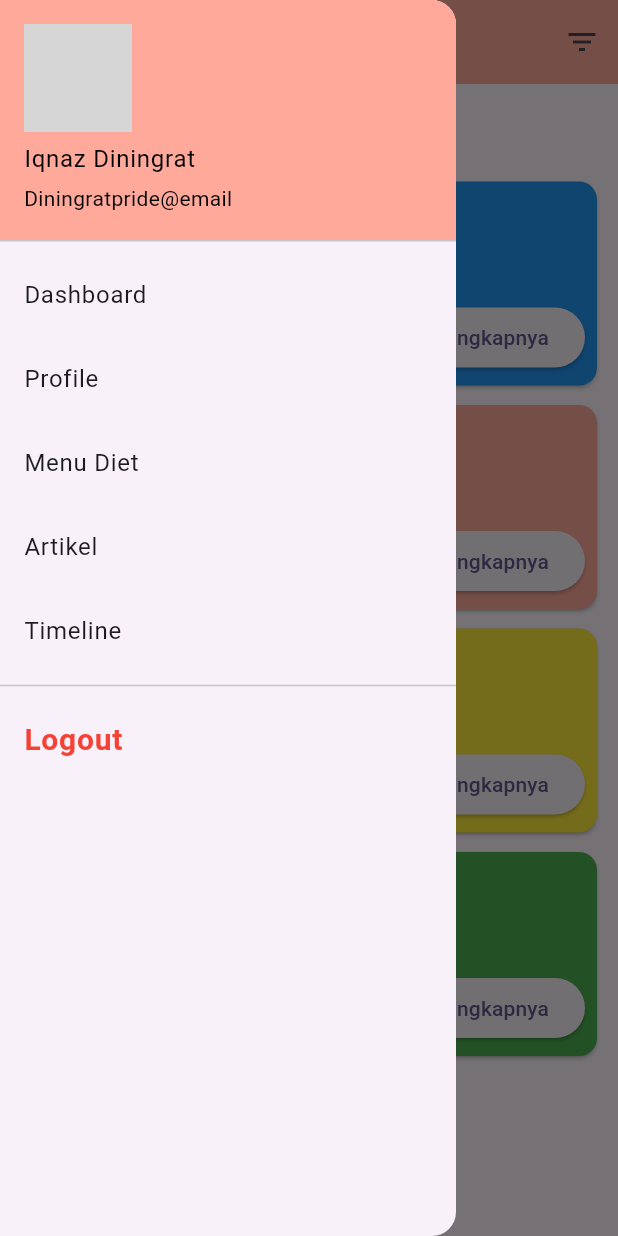
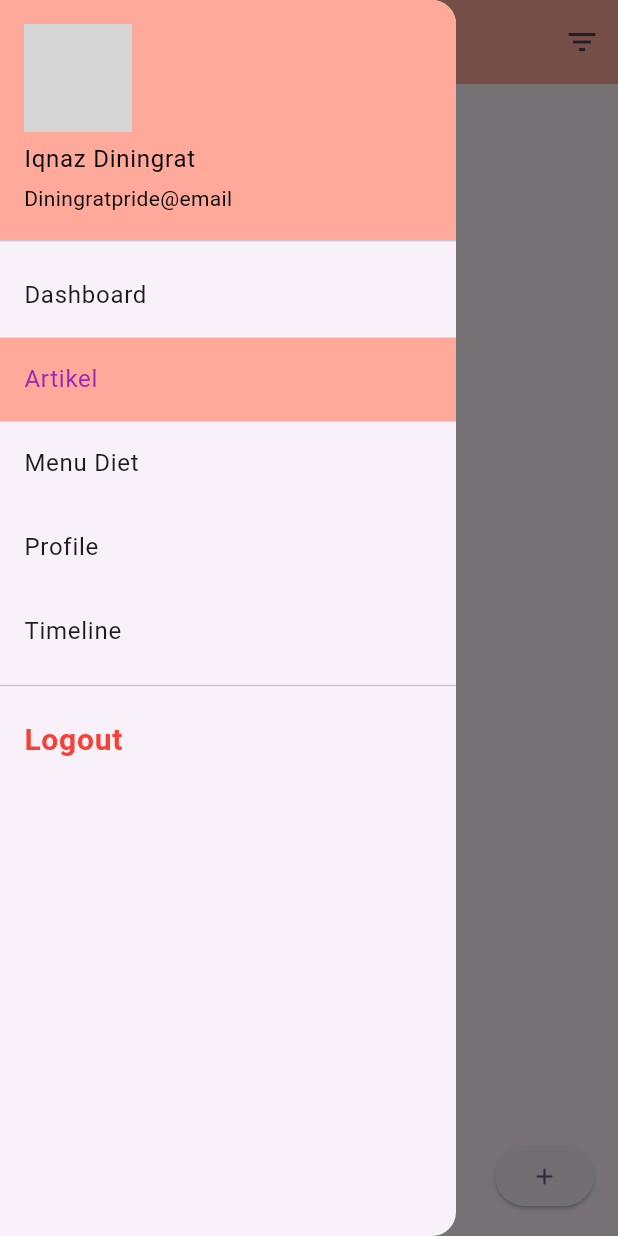
Before and after one commit to IA7308/MobProTubes, a Flutter app: the Artikel screen opened directly, with the side drawer open, on a phone screen of 412 x 824 dp. Run offline on Flutter 3.47's test engine with Material 3 defaults, Android fonts, the light colour scheme and no system bars; our stand-ins replace carousel_slider; Roboto replaces fonts that are missing (Times New Roman); grey boxes are pictures that could not be loaded.

Commit message:
Melengkapi Artikel dan Membetulkan Sidebar

```diff
--- a/lib/_artikel.dart
+++ b/lib/_artikel.dart
@@ -1,7 +1,14 @@
 import 'package:flutter/material.dart';
+import 'package:flutter_tubes/_artikelMain.dart';
 import 'package:flutter_tubes/_sidebar.dart';
 
+late List<String> Judul = [];
+late List<String> SubJudul = [];
+late TextEditingController JudulController = TextEditingController();
+late TextEditingController SubJudulController = TextEditingController();
+
 void main() {
+  WidgetsFlutterBinding.ensureInitialized();
   runApp(const MyApp());
 }
 
@@ -47,121 +54,89 @@ class _Artikel extends State<Artikel> {
           ),
         ],
       ),
-        drawer: const Sidebar(),
+      drawer: const Sidebar(selectedIndex: 1,),
       body: Padding(
           padding: const EdgeInsets.all(10.0),
-          child: ListView(
-            scrollDirection: Axis.vertical,
-            children: <Widget>[
-              const Text(
-                'Artikel',
-                style: TextStyle(
-                  fontSize: 25.0,
-                  fontFamily: 'Times New Roman',
-                  fontWeight: FontWeight.bold,
+          child: ListView.builder(
+            itemCount: Judul.length,
+            itemBuilder: (context, index) {
+              return Card(
+                child: ListTile(
+                  leading: Image.asset('images/Dashboard.png'),
+                  title: Text('${Judul[index]}'),
+                  subtitle: Text('${SubJudul[index]}'),
+                  trailing: ElevatedButton(
+                      onPressed: () {
+                        Navigator.push(
+                            context,
+                            MaterialPageRoute(
+                              builder: (context) => IsiArtikel(
+                                judul: Judul[index],
+                                subJudul: SubJudul[index],
                               ),
+                            ));
+                      },
+                      child: Text('More')),
                 ),
-              const SizedBox(
-                height: 15.0,
-              ),
-              Card(
-                color: Colors.blue,
+              );
+            },
+          )),
+      floatingActionButton: ElevatedButton(
+          child: Icon(Icons.add),
+          onPressed: () {
+            showDialog(
+              context: context,
+              builder: (context) {
+                return Dialog(
                   child: Column(
                     mainAxisSize: MainAxisSize.min,
                     children: <Widget>[
-                    const ListTile(
-                      leading: Icon(Icons.album),
-                      title: Text('Judul'),
-                      subtitle: Text('Sub Judul'),
+                      const Padding(
+                        padding: EdgeInsets.all(3.0),
+                        child: Text(
+                          'Add Artikel',
+                          style: TextStyle(fontSize: 32.0),
                         ),
-                    ButtonBar(
-                      children: <Widget>[
-                        ElevatedButton(
-                          child: const Text('Selengkapnya'),
-                          onPressed: () {},
                       ),
+                      Padding(
+                        padding: const EdgeInsets.all(10.0),
+                        child: TextField(
+                          controller: JudulController,
+                          decoration: const InputDecoration(
+                              border: OutlineInputBorder(), labelText: 'Judul'),
+                        ),
+                      ),
+                      Padding(
+                        padding: const EdgeInsets.all(10.0),
+                        child: TextField(
+                          controller: SubJudulController,
+                          decoration: const InputDecoration(
+                              border: OutlineInputBorder(),
+                              labelText: 'Apa Yang Anda Pikirkan?'),
+                        ),
+                      ),
+                      Padding(
+                        padding: const EdgeInsets.all(12.0),
+                        child: Center(
+                          child: FloatingActionButton(
+                              child: const Text('Post'),
+                              onPressed: () {
+                                setState(() {
+                                  Judul.add(JudulController.text);
+                                  SubJudul.add(SubJudulController.text);
+                                });
+                                JudulController.clear();
+                                SubJudulController.clear();
+                                Navigator.pop(context);
+                              }),
+                        ),
+                      )
                     ],
                   ),
-                  ],
-                ),
-              ),
-              const SizedBox(
-                height: 5.0,
-              ),
-              Card(
-                color: Color.fromARGB(255, 255, 169, 154),
-                child: Column(
-                  mainAxisSize: MainAxisSize.min,
-                  children: <Widget>[
-                    const ListTile(
-                      leading: Icon(Icons.album),
-                      title: Text('C'),
-                      subtitle: Text('Sub Judul'),
-                    ),
-                    ButtonBar(
-                      children: <Widget>[
-                        ElevatedButton(
-                          child: const Text('Selengkapnya'),
-                          onPressed: () {},
-                        ),
-                      ],
-                    ),
-                  ],
-                ),
-              ),
-              const SizedBox(
-                height: 5.0,
-              ),
-              Card(
-                color: Colors.yellow,
-                child: Column(
-                  mainAxisSize: MainAxisSize.min,
-                  children: <Widget>[
-                    const ListTile(
-                      leading: Icon(Icons.album),
-                      title: Text('O'),
-                      subtitle: Text('Sub Judul'),
-                    ),
-                    ButtonBar(
-                      children: <Widget>[
-                        ElevatedButton(
-                          child: const Text('Selengkapnya'),
-                          onPressed: () {},
-                        ),
-                      ],
-                    ),
-                  ],
-                ),
-              ),
-              const SizedBox(
-                height: 5.0,
-              ),
-              Card(
-                color: Colors.green,
-                child: Column(
-                  mainAxisSize: MainAxisSize.min,
-                  children: <Widget>[
-                    const ListTile(
-                      leading: Icon(Icons.album),
-                      title: Text('Judul'),
-                      subtitle: Text('Sub Judul'),
-                    ),
-                    ButtonBar(
-                      children: <Widget>[
-                        ElevatedButton(
-                          child: const Text('Selengkapnya'),
-                          onPressed: () {},
-                        ),
-                      ],
-                    ),
-                  ],
-                ),
-              ),
-              const SizedBox(
-                height: 5.0,
-              ),
-            ],
-          ),
-        ));
+                );
+              },
+            );
+          }),
+    );
   }
 }
--- a/lib/_dashboard.dart
+++ b/lib/_dashboard.dart
@@ -41,7 +41,7 @@ class _Dashboard extends State<Dashboard> {
         backgroundColor: const Color.fromARGB(255, 255, 169, 154),
         title: Text(widget.title),
       ),
-      drawer: const Sidebar(),
+      drawer: const Sidebar(selectedIndex: 0,),
       body: Padding(
         padding: const EdgeInsets.symmetric(vertical: 10.0),
         child: ListView(
--- a/lib/_menu_diet.dart
+++ b/lib/_menu_diet.dart
@@ -48,7 +48,7 @@ class _MenuDiet extends State<MenuDiet> {
             ),
           ],
         ),
-        drawer: const Sidebar(),
+        drawer: const Sidebar(selectedIndex: 2,),
         body: Padding(
             padding: const EdgeInsets.all(10.0),
             child: CustomScrollView(
--- a/lib/_profile.dart
+++ b/lib/_profile.dart
@@ -120,7 +120,7 @@ class _Profile extends State<Profile> {
           ),
         ),
       ),
-      drawer: const Sidebar(),
+      drawer: const Sidebar(selectedIndex: 3,),
     );
   }
 }
--- a/lib/_sidebar.dart
+++ b/lib/_sidebar.dart
@@ -6,15 +6,39 @@ import 'package:flutter_tubes/_page_awal.dart';
 import 'package:flutter_tubes/_profile.dart';
 import 'package:flutter_tubes/_timeline.dart';
 
-class Sidebar extends StatelessWidget {
-  const Sidebar({Key? key}) : super(key: key);
+
+class Sidebar extends StatefulWidget {
+  final int selectedIndex;
+  const Sidebar({Key? key, required this.selectedIndex}) : super(key: key);
+
+  @override
+  _SidebarState createState() => _SidebarState();
+}
+
+class _SidebarState extends State<Sidebar> {
+
+  List<String> pageTitles = [
+      'Dashboard',
+      'Artikel',
+      'Menu Diet',
+      'Profile',
+      'Timeline',
+    ];
+
+    List<Widget> pages = [
+      const Dashboard(title: 'HealthSis'),
+      const Artikel(title: 'HealthSis'),
+      const MenuDiet(title: 'HealthSis'),
+      const Profile(title: 'HealthSis'),
+      const Timeline(title: 'HealthSis'),
+    ];
 
   @override
   Widget build(BuildContext context) {
     return Drawer(
       child: Container(
         child: Column(
-          children: [
+          children: <Widget>[
             const UserAccountsDrawerHeader(
               accountName: Text('Iqnaz Diningrat', style: TextStyle(color: Colors.black)),
               accountEmail: Text('Diningratpride@email', style: TextStyle(color: Colors.black)),
@@ -26,63 +50,24 @@ class Sidebar extends StatelessWidget {
                 color: Color.fromARGB(255, 255, 169, 154),
               ),
             ),
-            ListTile(
-              title: const Text('Dashboard'),
+            ListView.builder(
+            shrinkWrap: true,
+            itemCount: pageTitles.length,
+            itemBuilder: (context, index) {
+              return ListTile(
+                title: Text(pageTitles[index]),
                 splashColor: Colors.red,
+                selected: widget.selectedIndex == index,
+                selectedColor: Colors.purple,
+                selectedTileColor: Color.fromARGB(255, 255, 169, 154),
                 onTap: () {
-                Navigator.push(
+                  Navigator.pushReplacement(
                     context,
                     MaterialPageRoute(builder: (BuildContext context) {
-                    return const Dashboard(title: 'HealthSis');
+                      return pages[index];
                     }),
                   );
                 },
-            ),
-            ListTile(
-              title: const Text('Profile'),
-              splashColor: Colors.red,
-              onTap: () {
-                Navigator.push(
-                  context,
-                  MaterialPageRoute(builder: (BuildContext context) {
-                    return const Profile(title: 'HealthSis');
-                  }),
-                );
-              },
-            ),
-            ListTile(
-              title: const Text('Menu Diet'),
-              splashColor: Colors.red,
-              onTap: () {
-                Navigator.push(
-                  context,
-                  MaterialPageRoute(builder: (BuildContext context) {
-                    return const MenuDiet(title: 'HealthSis');
-                  }),
-                );
-              },
-            ),
-            ListTile(
-              title: const Text('Artikel'),
-              splashColor: Colors.red,
-              onTap: () {
-                Navigator.push(
-                  context,
-                  MaterialPageRoute(builder: (BuildContext context) {
-                    return const Artikel(title: 'HealthSis');
-                  }),
-                );
-              },
-            ),
-            ListTile(
-              title: const Text('Timeline'),
-              splashColor: Colors.red,
-              onTap: () {
-                Navigator.push(
-                  context,
-                  MaterialPageRoute(builder: (BuildContext context) {
-                    return const Timeline(title: 'HealthSis');
-                  }),
               );
             },
           ),
--- a/lib/_timeline.dart
+++ b/lib/_timeline.dart
@@ -55,7 +55,7 @@ class _Timeline extends State<Timeline> {
           ),
         ],
       ),
-      drawer: const Sidebar(),
+      drawer: const Sidebar(selectedIndex: 4,),
       body: Padding(
         padding: const EdgeInsets.all(10.0),
         child: ListView.builder(
```
Also changed, not shown: lib/_artikelMain.dart (added, +43 -0 lines). Lines whose indentation alone changed are shown as unchanged.
